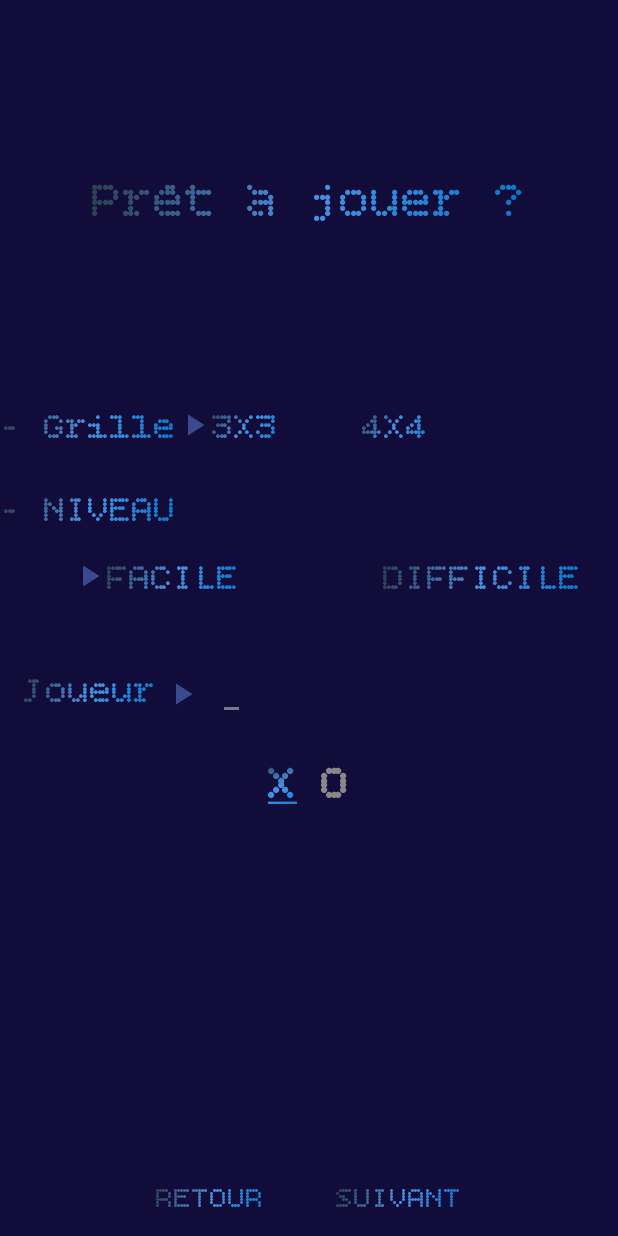
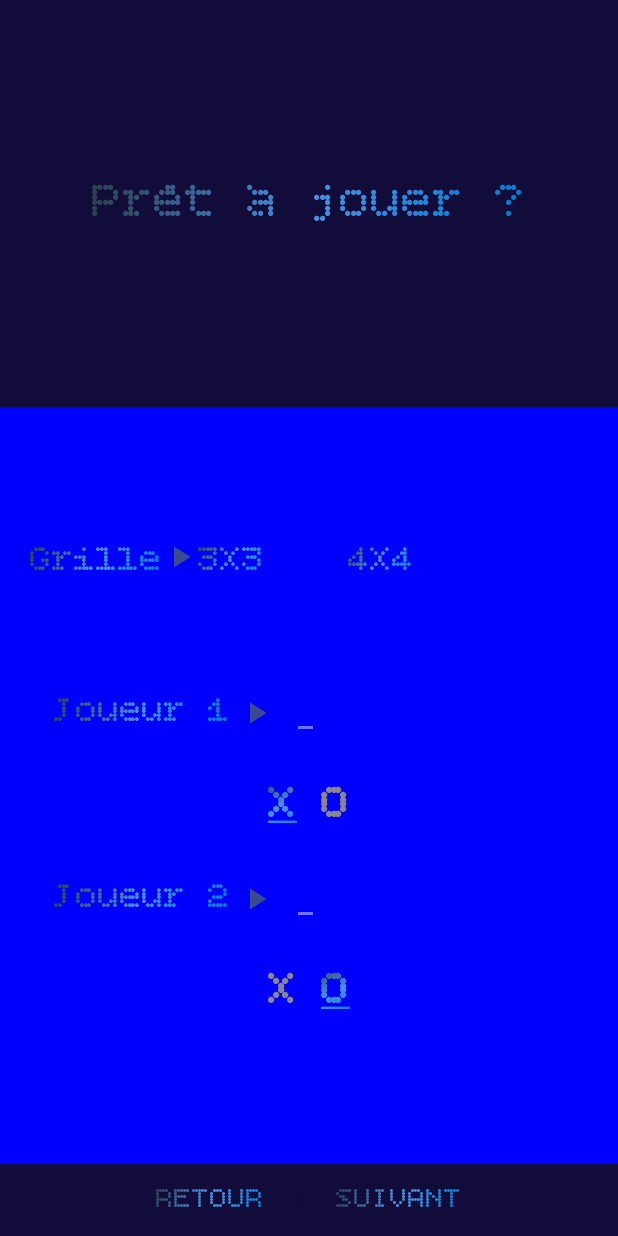
Before and after one commit to ssisirix361/tictactoe, an Android app built with Jetpack Compose: the screen it shows after launch (MainActivity), after a tap on "SUIVANT", on a phone screen of 412 x 824 dp. Run offline under Robolectric (Android 15) with nearby library versions, the phone set to English and light mode, and no system bars; 2 other taps on this screen came first.

Commit message:
clean view

```diff
--- a/app/src/main/java/com/easi/tictactoe/ui/screen/setup/GameSetupScreen.kt
+++ b/app/src/main/java/com/easi/tictactoe/ui/screen/setup/GameSetupScreen.kt
@@ -3,6 +3,7 @@ package com.easi.tictactoe.ui.screen.setup
 import android.content.Context
 import android.util.Log
 import androidx.compose.animation.Crossfade
+import androidx.compose.foundation.background
 import androidx.compose.foundation.clickable
 import androidx.compose.foundation.layout.Arrangement
 import androidx.compose.foundation.layout.Box
@@ -29,6 +30,7 @@ import androidx.compose.runtime.remember
 import androidx.compose.runtime.setValue
 import androidx.compose.ui.Alignment
 import androidx.compose.ui.Modifier
+import androidx.compose.ui.graphics.Color
 import androidx.compose.ui.platform.LocalContext
 import androidx.compose.ui.res.stringResource
 import androidx.compose.ui.tooling.preview.Preview
@@ -78,7 +80,7 @@ fun SetupBody(
             when (step) {
                 GameSetupStep.MODE_SELECTION -> {
                     ModeSelectionView(context = context, selectedMode = modeSelected) {
-                        modeSelected = it
+                        gameConfiguration.mode = it
                         currentStep = GameSetupStep.PLAYER_CONFIGURATION
                     }
                 }
@@ -174,18 +176,24 @@ fun PlayerConfiguration(context: Context, gameConfiguration: GameConfiguration,
             }
             Box(
                 modifier = Modifier
-                    .weight(1.3f)
-                    .fillMaxWidth(),
+                    .weight(1.3f),
                 contentAlignment = Alignment.TopCenter
             ) {
                 Column(
-                    modifier = Modifier.fillMaxWidth(),
+                    modifier = Modifier
+                        .fillMaxSize()
+                        .background(Color.Blue),
+                    verticalArrangement = Arrangement.Center
                 ) {
                     Row(
                         modifier = Modifier
                             .fillMaxWidth()
                     ) {
-                        GradientText(text = stringResource(R.string.game_setup_choose_grid_format))
+                        GradientText(
+                            modifier = Modifier
+                                .padding(start = 20.dp),
+                            text = stringResource(R.string.game_setup_choose_grid_format)
+                        )
 
                         Row(
                             modifier = Modifier
@@ -230,7 +238,10 @@ fun PlayerConfiguration(context: Context, gameConfiguration: GameConfiguration,
                                 .fillMaxWidth(),
                             verticalArrangement = Arrangement.spacedBy(15.dp)
                         ) {
-                            GradientText(text = stringResource(R.string.game_setup_choose_level).uppercase())
+                            GradientText(
+                                modifier = Modifier.padding(start = 20.dp),
+                                text = stringResource(R.string.game_setup_choose_level).uppercase()
+                            )
 
                             Row(
                                 modifier = Modifier.fillMaxWidth(),
@@ -277,6 +288,7 @@ fun PlayerConfiguration(context: Context, gameConfiguration: GameConfiguration,
                     Spacer(modifier = Modifier.height(25.dp))
 
                     PlayerInputField(
+                        modifier = Modifier.padding(start = 20.dp),
                         label = if (gameConfiguration.mode == GameMode.SINGLE) stringResource(R.string.game_setup_choose_player) else stringResource(R.string.game_setup_choose_player_one),
                         playerName = gameConfiguration.firstPlayer.name,
                         onValueChange = {
@@ -299,6 +311,7 @@ fun PlayerConfiguration(context: Context, gameConfiguration: GameConfiguration,
 
                     if (gameConfiguration.mode == GameMode.MULTI) {
                         PlayerInputField(
+                            modifier = Modifier.padding(start = 20.dp),
                             label = stringResource(R.string.game_setup_choose_player_two),
                             playerName = gameConfiguration.secondPlayer.name,
                             onValueChange = {
--- a/app/src/main/java/com/easi/tictactoe/ui/screen/setup/PlayerInputField.kt
+++ b/app/src/main/java/com/easi/tictactoe/ui/screen/setup/PlayerInputField.kt
@@ -20,13 +20,14 @@ import com.easi.tictactoe.components.GradientText
 
 @Composable
 fun PlayerInputField(
+    modifier: Modifier,
     label: String = stringResource(R.string.game_setup_choose_player_one),
     playerName: String,
     onValueChange: (String) -> Unit
 ) {
 
     Row(
-        modifier = Modifier
+        modifier = modifier
             .fillMaxWidth()
             .padding(16.dp),
         horizontalArrangement = Arrangement.spacedBy(5.dp),
--- a/app/src/main/res/values/strings.xml
+++ b/app/src/main/res/values/strings.xml
@@ -7,14 +7,14 @@
     <string name="game_setup_choose_single_mode">Solo</string>
     <string name="game_setup_choose_mutliplayer_mode">Multijoueurs</string>
     <string name="game_setup_choose_pseudo_title">Prêt à jouer ?</string>
+    <string name="game_setup_choose_grid_format">Grille</string>
+    <string name="game_setup_choose_grid_format_3x3">3x3</string>
+    <string name="game_setup_choose_grid_format_4x4">4x4</string>
+    <string name="game_setup_choose_level">Niveau</string>
+    <string name="game_setup_choose_easy_game">Facile</string>
+    <string name="game_setup_choose_difficult_game">Difficile</string>
     <string name="game_setup_choose_player">Joueur</string>
     <string name="game_setup_choose_player_one">Joueur 1</string>
-    <string name="game_setup_choose_grid_format"> - Grille</string>
-    <string name="game_setup_choose_grid_format_3x3">3x3</string>
-    <string name="game_setup_choose_grid_format_4x4">4x4</string>
-    <string name="game_setup_choose_level"> - Niveau</string>
-    <string name="game_setup_choose_easy_game">Facile</string>
-    <string name="game_setup_choose_difficult_game">Difficile</string>
     <string name="game_setup_choose_player_two">Joueur 2 </string>
     <string name="game_setup_back_button">Retour</string>
     <string name="game_setup_next_button">Suivant</string>
```
